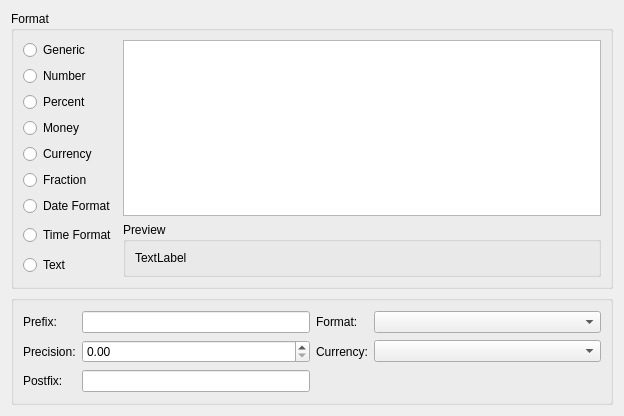
The window that kspread/dialogs/DataFormatWidget.ui (KDE/calligra) describes before a commit, drawn with Qt 5.
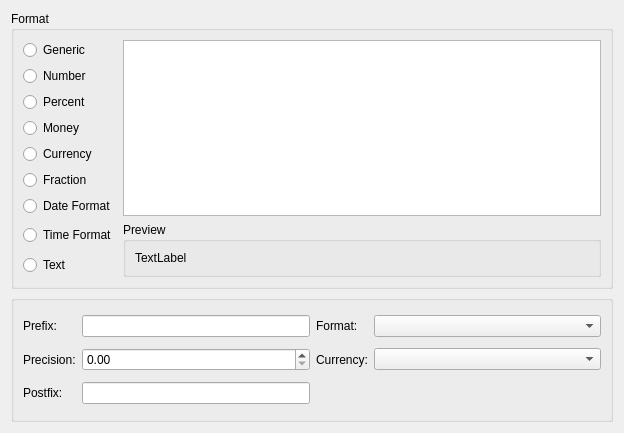
The same window after the commit. Custom widgets are drawn as their Qt base class.

Commit message: fix tab-order

Patch:
```diff
--- a/kspread/dialogs/DataFormatWidget.ui
+++ b/kspread/dialogs/DataFormatWidget.ui
@@ -25,7 +25,7 @@
     <x>0</x>
     <y>0</y>
     <width>624</width>
-    <height>416</height>
+    <height>433</height>
    </rect>
   </property>
   <layout class="QVBoxLayout" >
@@ -129,9 +129,7 @@
       <item row="1" column="3" >
        <widget class="KComboBox" name="comboBox_2" >
         <property name="sizePolicy" >
-         <sizepolicy>
-          <hsizetype>3</hsizetype>
-          <vsizetype>0</vsizetype>
+         <sizepolicy vsizetype="Fixed" hsizetype="MinimumExpanding" >
           <horstretch>0</horstretch>
           <verstretch>0</verstretch>
          </sizepolicy>
@@ -141,9 +139,7 @@
       <item row="0" column="3" >
        <widget class="KComboBox" name="comboBox" >
         <property name="sizePolicy" >
-         <sizepolicy>
-          <hsizetype>3</hsizetype>
-          <vsizetype>0</vsizetype>
+         <sizepolicy vsizetype="Fixed" hsizetype="MinimumExpanding" >
           <horstretch>0</horstretch>
           <verstretch>0</verstretch>
          </sizepolicy>
@@ -174,9 +170,7 @@
       <item row="2" column="1" >
        <widget class="KLineEdit" name="lineEdit_2" >
         <property name="sizePolicy" >
-         <sizepolicy>
-          <hsizetype>3</hsizetype>
-          <vsizetype>0</vsizetype>
+         <sizepolicy vsizetype="Fixed" hsizetype="MinimumExpanding" >
           <horstretch>0</horstretch>
           <verstretch>0</verstretch>
          </sizepolicy>
@@ -186,9 +180,7 @@
       <item row="0" column="1" >
        <widget class="KLineEdit" name="lineEdit" >
         <property name="sizePolicy" >
-         <sizepolicy>
-          <hsizetype>3</hsizetype>
-          <vsizetype>0</vsizetype>
+         <sizepolicy vsizetype="Fixed" hsizetype="MinimumExpanding" >
           <horstretch>0</horstretch>
           <verstretch>0</verstretch>
          </sizepolicy>
@@ -198,9 +190,7 @@
       <item row="1" column="1" >
        <widget class="QDoubleSpinBox" name="doubleSpinBox" >
         <property name="sizePolicy" >
-         <sizepolicy>
-          <hsizetype>3</hsizetype>
-          <vsizetype>0</vsizetype>
+         <sizepolicy vsizetype="Fixed" hsizetype="MinimumExpanding" >
           <horstretch>0</horstretch>
           <verstretch>0</verstretch>
          </sizepolicy>
```
Left out of the diff: 38 changed lines with no effect on the pictures. Lines whose indentation alone changed are shown as unchanged. The commit also changes 6 other files.
